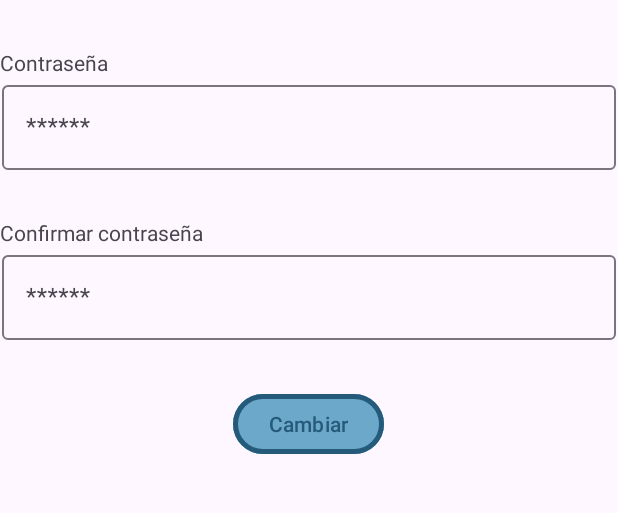
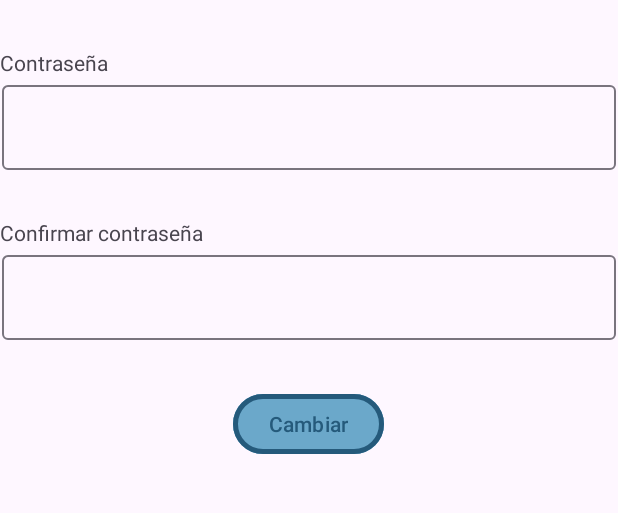
Before and after one commit to victormnt37/Proyecto-IoT-Porter-Intelligent, an Android app: the CambiarPerfil screen opened directly, with no data from a screen before it, on a phone screen of 412 x 824 dp, the part 340-853 px from its top. Run offline under Robolectric (Android 15) with nearby library versions, the light colour scheme and no system bars; our stand-ins replace Firebase (no records; nobody signed in at launch, a user with empty details on screens opened directly).

Commit message:
fix firestore implementation gradle

```diff
--- a/app/build.gradle.kts
+++ b/app/build.gradle.kts
@@ -35,6 +35,7 @@ android {
 dependencies {
     implementation("com.google.firebase:firebase-firestore:25.1.1")
     implementation(platform("com.google.firebase:firebase-bom:33.3.0"))
+    implementation("com.google.firebase:firebase-firestore:25.1.1")
     implementation("com.firebaseui:firebase-ui-firestore:8.0.2")
     implementation("com.google.firebase:firebase-analytics")
     implementation("com.firebaseui:firebase-ui-auth:7.2.0")
--- a/app/src/main/res/layout/cambiar_perfil.xml
+++ b/app/src/main/res/layout/cambiar_perfil.xml
@@ -98,8 +98,7 @@
         <com.google.android.material.textfield.TextInputEditText
             android:id="@+id/nuevaContra"
             android:layout_width="match_parent"
-            android:layout_height="wrap_content"
-            android:hint="******" />
+            android:layout_height="wrap_content" />
     </com.google.android.material.textfield.TextInputLayout>
 
     <com.google.android.material.textfield.TextInputLayout
@@ -113,7 +112,6 @@
         <com.google.android.material.textfield.TextInputEditText
             android:id="@+id/confirmarContra"
             android:layout_width="match_parent"
-            android:layout_height="wrap_content"
-            android:hint="******" />
+            android:layout_height="wrap_content" />
     </com.google.android.material.textfield.TextInputLayout>
 </androidx.constraintlayout.widget.ConstraintLayout>
```
